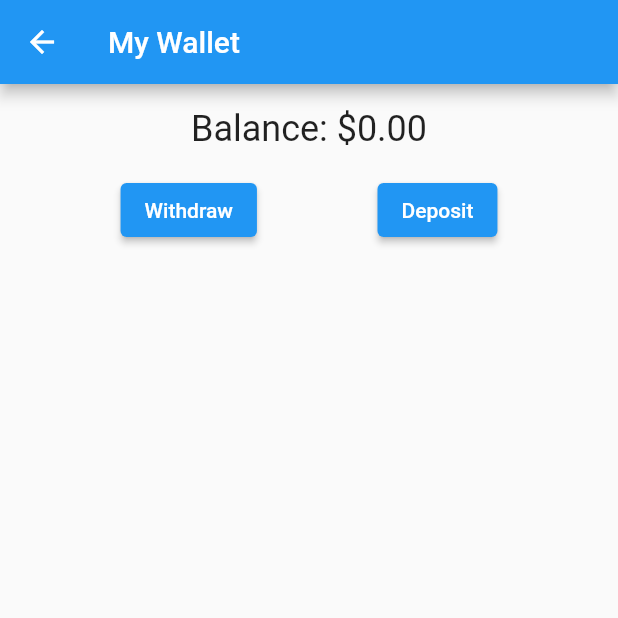
After one commit to hamzenis/info-projekt, a Flutter app: the screen it shows after launch, after a tap on the "close" icon, after a tap on the "wallet" icon, on a phone screen of 412 x 824 dp, the top half of it. The commit adds this screen. Run offline on Flutter 3.47's test engine with Material 2 defaults, Android fonts, the phone set to English and light mode, and no system bars; our stand-ins replace cached_network_image, cloud_firestore, firebase_auth, firebase_core, flutter_svg, fluttertoast and 3 more; missing offline and left inert: stripe_payment; accounts and stored records are empty.

Commit message:
Add Wallet screen and Stripe payment package

```diff
--- a/info_projekt/lib/homepage.dart
+++ b/info_projekt/lib/homepage.dart
@@ -1,11 +1,12 @@
 import 'package:flutter/material.dart';
+import 'package:info_projekt/views/wallet_screen.dart';
 import 'dart:math' as math;
 import 'search_function.dart';
 import 'views/charts_view.dart';
 import 'views/newspage.dart';
 
 class HomePageNew extends StatelessWidget {
-  static const _actionTitles = ['Search', 'News', 'Profile'];
+  static const _actionTitles = ['Search', 'News', 'Profile', 'Wallet'];
 
   const HomePageNew({super.key});
 
@@ -42,7 +43,7 @@ class HomePageNew extends StatelessWidget {
         },
       ),
       floatingActionButton: ExpandableFab(
-        distance: 80,
+        distance: 100,
         children: [
           ActionButton(
             onPressed: () {
@@ -77,6 +78,16 @@ class HomePageNew extends StatelessWidget {
               );
             },
             icon: const Icon(Icons.person),
+          ),
+          ActionButton(
+            onPressed: () {
+              // TODO: Remove shortcut to chart
+              Navigator.push(
+                context,
+                MaterialPageRoute(builder: (context) => WalletScreen()),
+              );
+            },
+            icon: const Icon(Icons.wallet),
           ),
         ],
       ),
--- a/info_projekt/lib/main.dart
+++ b/info_projekt/lib/main.dart
@@ -4,7 +4,10 @@ import 'package:info_projekt/views/splashScreen.dart';
 import 'package:info_projekt/homepage.dart';
 import 'package:info_projekt/views/home_page.dart';
 import 'package:info_projekt/views/login_page.dart';
-import 'package:info_projekt/views/sign_up_page.dart'; // Import RegisterScreen
+import 'package:info_projekt/views/sign_up_page.dart';
+
+import 'package:stripe_payment/stripe_payment.dart';
+// Import RegisterScreen
 
 void main() async {
   WidgetsFlutterBinding.ensureInitialized();
--- /dev/null
+++ b/info_projekt/lib/views/wallet_screen.dart
@@ -0,0 +1,93 @@
+import 'package:flutter/material.dart';
+import 'package:url_launcher/url_launcher.dart';
+
+class WalletScreen extends StatefulWidget {
+  @override
+  _WalletScreenState createState() => _WalletScreenState();
+}
+
+class _WalletScreenState extends State<WalletScreen> {
+  double _balance = 0.0;
+  List<Transaction> _transactions = [];
+
+  @override
+  Widget build(BuildContext context) {
+    return Scaffold(
+      appBar: AppBar(
+        title: Text('My Wallet'),
+      ),
+      body: Column(
+        children: [
+          SizedBox(height: 16.0),
+          Text(
+            'Balance: \$${_balance.toStringAsFixed(2)}',
+            style: TextStyle(fontSize: 24.0),
+          ),
+          SizedBox(height: 16.0),
+          Row(
+            mainAxisAlignment: MainAxisAlignment.spaceEvenly,
+            children: [
+              ElevatedButton(
+                onPressed: () {
+                  // TODO: Implement withdraw money functionality
+                },
+                child: Text('Withdraw'),
+              ),
+              ElevatedButton(
+                onPressed: () async {
+                  const url = 'https://buy.stripe.com/test_14kaIbceEgNP3p63cc';
+                  if (await canLaunch(url)) {
+                    await launch(url);
+                  } else {
+                    throw 'Could not launch $url';
+                  }
+                },
+                child: Text('Deposit'),
+              ),
+            ],
+          ),
+          SizedBox(height: 16.0),
+          Expanded(
+            child: ListView.builder(
+              itemCount: _transactions.length,
+              itemBuilder: (BuildContext context, int index) {
+                return ListTile(
+                  title: Text(_transactions[index].description),
+                  subtitle: Text(_transactions[index].date.toString()),
+                  trailing: Text(
+                    '\$${_transactions[index].amount.toStringAsFixed(2)}',
+                    style: TextStyle(
+                      color: _transactions[index].type ==
+                              TransactionType.withdrawal
+                          ? Colors.red
+                          : Colors.green,
+                    ),
+                  ),
+                );
+              },
+            ),
+          ),
+        ],
+      ),
+    );
+  }
+}
+
+class Transaction {
+  final String description;
+  final double amount;
+  final DateTime date;
+  final TransactionType type;
+
+  Transaction({
+    required this.description,
+    required this.amount,
+    required this.date,
+    required this.type,
+  });
+}
+
+enum TransactionType {
+  withdrawal,
+  deposit,
+}
--- a/info_projekt/pubspec.yaml
+++ b/info_projekt/pubspec.yaml
@@ -25,6 +25,7 @@ dependencies:
   font_awesome_flutter: ^10.6.0
   google_sign_in: ^6.1.5
   cupertino_icons: ^1.0.2
+  stripe_payment: ^1.1.4
 
 dev_dependencies:
   intro_slider: ^2.3.4
```
Also changed, not shown: info_projekt/pubspec.lock.
